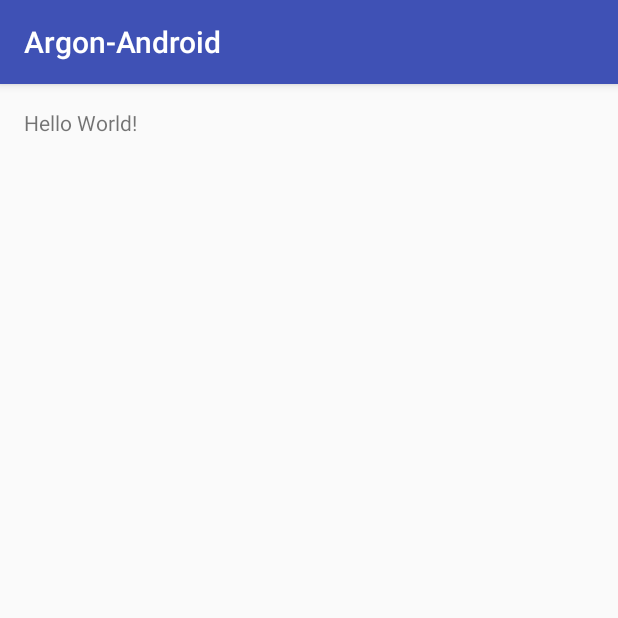
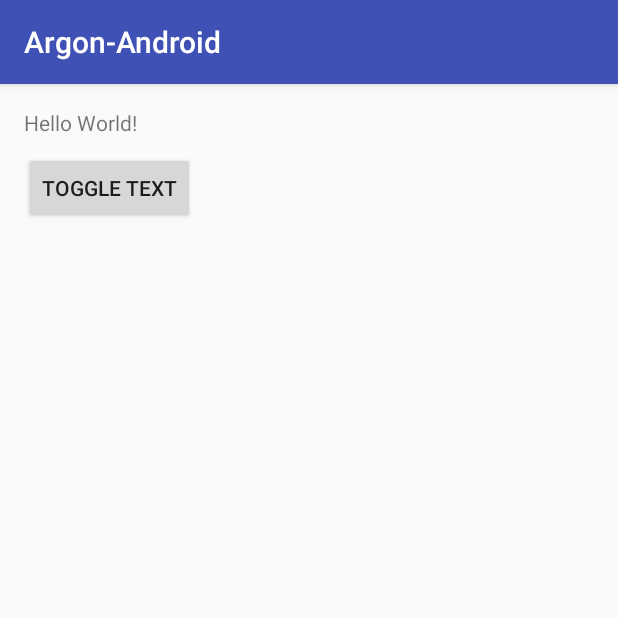
Before and after one commit to wkarl/mia-Argon, an Android app: the screen it shows after launch (MainActivity), on a phone screen of 412 x 824 dp, the top half of it. Run offline under Robolectric (Android 15) with nearby library versions, the phone set to English and light mode, and no system bars.

Commit message:
Use local preferences file for Argon

```diff
--- a/app/src/main/java/de/prosiebensat1digital/argondemo/MainActivity.java
+++ b/app/src/main/java/de/prosiebensat1digital/argondemo/MainActivity.java
@@ -1,6 +1,5 @@
 package de.prosiebensat1digital.argondemo;
 
-import android.preference.PreferenceManager;
 import android.support.v7.app.AppCompatActivity;
 import android.os.Bundle;
 import android.widget.TextView;
@@ -8,13 +7,13 @@ import android.widget.TextView;
 import de.prosiebensat1digital.argon.Argon;
 
 public class MainActivity extends AppCompatActivity {
-
+    TextView mTextView;
     @Override
     protected void onCreate(Bundle savedInstanceState) {
         super.onCreate(savedInstanceState);
         setContentView(R.layout.activity_main);
-        TextView text = (TextView) findViewById(R.id.text);
-        text.setText(PreferenceManager.getDefaultSharedPreferences(this).getBoolean("text", true) ? "Hello World!" : null);
+        mTextView = (TextView) findViewById(R.id.text);
+        mTextView.setText(Argon.getInstance().getBoolean("text", true) ? "Hello World!" : null);
     }
 
     @Override
--- a/app/src/main/res/layout/activity_main.xml
+++ b/app/src/main/res/layout/activity_main.xml
@@ -4,15 +4,24 @@
     xmlns:tools="http://schemas.android.com/tools"
     android:layout_width="match_parent"
     android:layout_height="match_parent"
+    android:paddingBottom="@dimen/activity_vertical_margin"
     android:paddingLeft="@dimen/activity_horizontal_margin"
     android:paddingRight="@dimen/activity_horizontal_margin"
     android:paddingTop="@dimen/activity_vertical_margin"
-    android:paddingBottom="@dimen/activity_vertical_margin"
     tools:context=".MainActivity">
 
     <TextView
         android:id="@+id/text"
-        android:text="Hello World!"
         android:layout_width="wrap_content"
-        android:layout_height="wrap_content"/>
+        android:layout_height="wrap_content"
+        android:paddingBottom="10dp"
+        android:text="Hello World!"/>
+
+    <Button
+        android:layout_width="wrap_content"
+        android:layout_height="wrap_content"
+        android:layout_below="@id/text"
+        android:onClick="toggleText"
+        android:text="Toggle text"
+        />
 </RelativeLayout>
```
Also changed, not shown: library/src/main/java/de/prosiebensat1digital/argon/Argon.java (+6 -6 lines), library/src/main/java/de/prosiebensat1digital/argon/ArgonActivity.java (+7 -0 lines).
